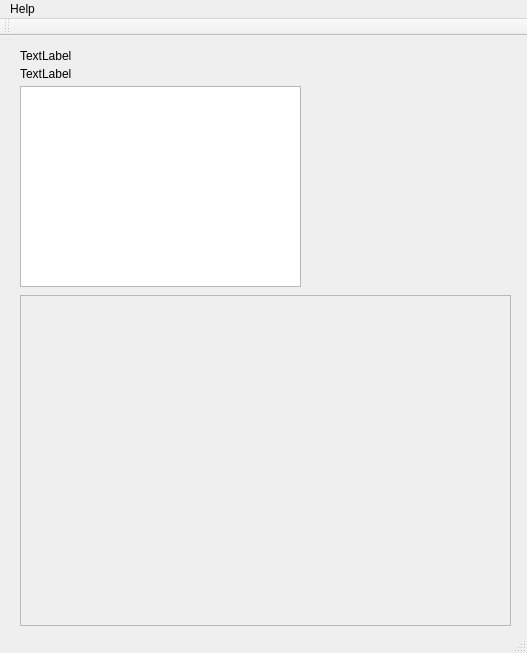
Qt form mainwindow.ui (mpromonet/qtv4l2) before a commit.
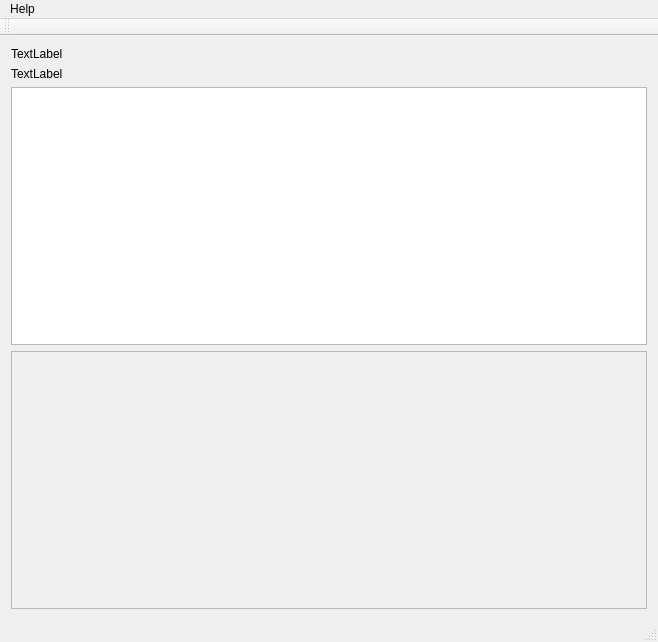
The same form after that commit.

Commit message: resize widget when mainwindow is resized

```diff
--- a/mainwindow.ui
+++ b/mainwindow.ui
@@ -6,59 +6,34 @@
    <rect>
     <x>0</x>
     <y>0</y>
-    <width>527</width>
-    <height>653</height>
+    <width>658</width>
+    <height>642</height>
    </rect>
   </property>
   <property name="windowTitle">
    <string>MainWindow</string>
   </property>
   <widget class="QWidget" name="centralWidget">
-   <widget class="QGraphicsView" name="graphicsView">
-    <property name="geometry">
-     <rect>
-      <x>20</x>
-      <y>50</y>
-      <width>281</width>
-      <height>201</height>
-     </rect>
-    </property>
-   </widget>
+   <layout class="QGridLayout" name="gridLayout">
+    <item row="0" column="0">
    <widget class="QLabel" name="DeviceName">
-    <property name="geometry">
-     <rect>
-      <x>20</x>
-      <y>10</y>
-      <width>491</width>
-      <height>20</height>
-     </rect>
-    </property>
     <property name="text">
      <string>TextLabel</string>
     </property>
    </widget>
+    </item>
+    <item row="1" column="0">
    <widget class="QLabel" name="Geometry">
-    <property name="geometry">
-     <rect>
-      <x>20</x>
-      <y>30</y>
-      <width>491</width>
-      <height>16</height>
-     </rect>
-    </property>
     <property name="text">
      <string>TextLabel</string>
     </property>
    </widget>
+    </item>
+    <item row="2" column="0">
+     <widget class="QGraphicsView" name="graphicsView"/>
+    </item>
+    <item row="3" column="0">
    <widget class="QScrollArea" name="scrollArea">
-    <property name="geometry">
-     <rect>
-      <x>20</x>
-      <y>259</y>
-      <width>491</width>
-      <height>331</height>
-     </rect>
-    </property>
     <property name="widgetResizable">
      <bool>true</bool>
     </property>
@@ -67,34 +42,30 @@
       <rect>
        <x>0</x>
        <y>0</y>
-       <width>489</width>
-       <height>329</height>
-      </rect>
-     </property>
-     <widget class="QWidget" name="verticalLayoutWidget">
-      <property name="geometry">
-       <rect>
-        <x>20</x>
-        <y>30</y>
-        <width>451</width>
-        <height>261</height>
-       </rect>
-      </property>
+         <width>638</width>
+         <height>258</height>
+        </rect>
+       </property>
+       <layout class="QGridLayout" name="gridLayout_2">
+        <item row="0" column="0">
       <layout class="QVBoxLayout" name="propertiesLayout">
        <property name="sizeConstraint">
         <enum>QLayout::SetNoConstraint</enum>
        </property>
       </layout>
-     </widget>
-    </widget>
-   </widget>
+        </item>
+       </layout>
+      </widget>
+     </widget>
+    </item>
+   </layout>
   </widget>
   <widget class="QMenuBar" name="menuBar">
    <property name="geometry">
     <rect>
      <x>0</x>
      <y>0</y>
-     <width>527</width>
+     <width>658</width>
      <height>19</height>
     </rect>
    </property>
```
Lines whose indentation alone changed are shown as unchanged.
